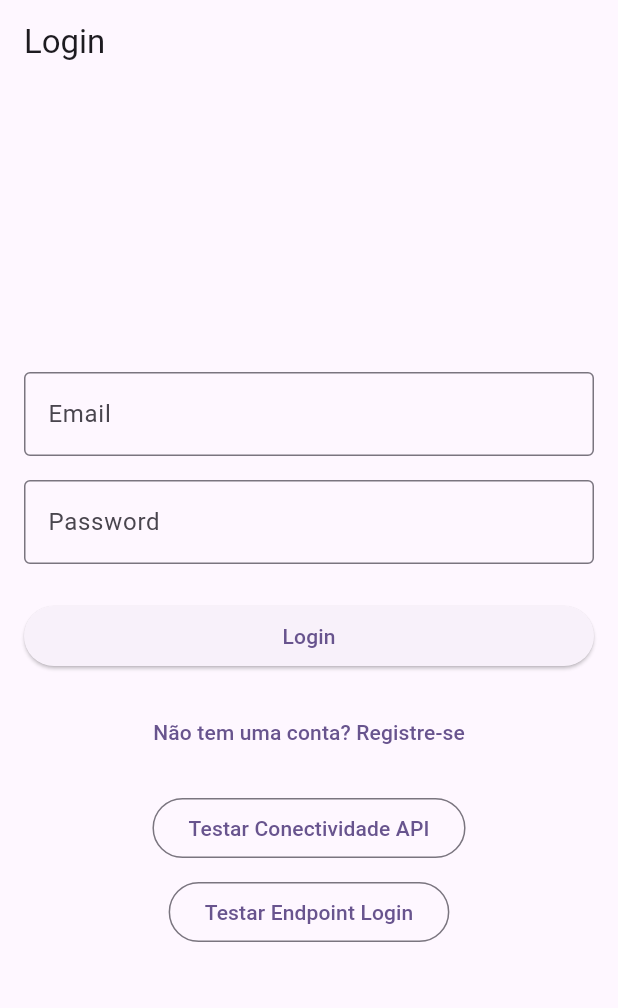
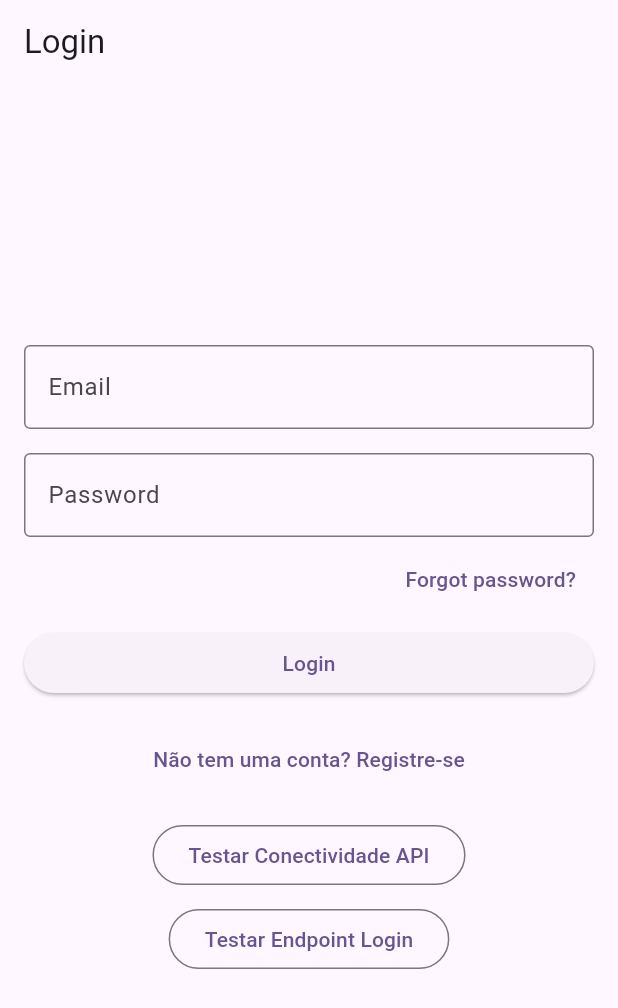
Before and after one commit to AbilioN/lets_jam_app, a Flutter app: the screen it shows after launch, on a phone screen of 412 x 824 dp. Shown: the top 1008 px of the screen. Run offline on Flutter 3.47's test engine with Material 3 defaults, Android fonts, the phone set to English and light mode, and no system bars; our stand-ins replace dartz, dio, equatable, flutter_bloc, get_it, injectable and 1 more; missing offline and left inert: pusher_channels_flutter.

Commit message:
starting password forgots and password reseting

```diff
--- a/lib/core/di/injection.dart
+++ b/lib/core/di/injection.dart
@@ -15,6 +15,7 @@ import '../../features/auth/domain/repositories/auth_repository.dart';
 import '../../features/auth/domain/usecases/login_usecase.dart';
 import '../../features/auth/domain/usecases/register_usecase.dart';
 import '../../features/auth/domain/usecases/verify_email_usecase.dart';
+import '../../features/auth/domain/usecases/forgot_password_usecase.dart';
 import '../../features/auth/presentation/bloc/auth_bloc.dart';
 
 import '../../features/chat/data/repositories/chats_repository_impl.dart';
@@ -84,6 +85,9 @@ Future<void> configureDependencies() async {
   getIt.registerLazySingleton<VerifyEmailUseCase>(
     () => VerifyEmailUseCase(getIt<AuthRepository>()),
   );
+  getIt.registerLazySingleton<ForgotPasswordUseCase>(
+    () => ForgotPasswordUseCase(getIt<AuthRepository>()),
+  );
 
   // Blocs
   getIt.registerLazySingleton<AuthBloc>(
@@ -91,6 +95,8 @@ Future<void> configureDependencies() async {
       loginUseCase: getIt<LoginUseCase>(),
       registerUseCase: getIt<RegisterUseCase>(),
       verifyEmailUseCase: getIt<VerifyEmailUseCase>(),
+      forgotPasswordUseCase: getIt<ForgotPasswordUseCase>(),
+      authRepository: getIt<AuthRepository>(),
     ),
   );
 
--- a/lib/core/routes/app_router.dart
+++ b/lib/core/routes/app_router.dart
@@ -5,6 +5,8 @@ import '../../features/home/presentation/pages/home_page.dart';
 import '../../features/splash/presentation/pages/splash_page.dart';
 import '../../features/chat/presentation/pages/chat_page.dart';
 import '../../features/chat/presentation/pages/chats_page.dart';
+import '../../features/auth/presentation/pages/forgot_password_page.dart';
+import '../../features/auth/presentation/pages/profile_page.dart';
 
 class AppRouter {
   static const String splash = '/';
@@ -13,6 +15,8 @@ class AppRouter {
   static const String home = '/home';
   static const String chat = '/chat';
   static const String chats = '/chats';
+  static const String forgotPassword = '/forgot-password';
+  static const String profile = '/profile';
 
   static Route<dynamic> generateRoute(RouteSettings settings) {
     switch (settings.name) {
@@ -49,6 +53,14 @@ class AppRouter {
       case chats:
         return MaterialPageRoute(
           builder: (_) => const ChatsPage(),
+        );
+      case forgotPassword:
+        return MaterialPageRoute(
+          builder: (_) => const ForgotPasswordPage(),
+        );
+      case profile:
+        return MaterialPageRoute(
+          builder: (_) => const ProfilePage(),
         );
       default:
         return MaterialPageRoute(
@@ -97,4 +109,12 @@ class AppRouter {
   static void navigateToChats(BuildContext context) {
     Navigator.of(context).pushNamed(chats);
   }
+
+  static void navigateToForgotPassword(BuildContext context) {
+    Navigator.of(context).pushNamed(forgotPassword);
+  }
+
+  static void navigateToProfile(BuildContext context) {
+    Navigator.of(context).pushNamed(profile);
+  }
 }
--- a/lib/features/auth/data/services/auth_api.dart
+++ b/lib/features/auth/data/services/auth_api.dart
@@ -92,4 +92,47 @@ class AuthApi {
   Future<void> logout() async {
     await _httpService.post('/auth/logout', {});
   }
+
+  Future<Map<String, dynamic>> forgotPassword(String email) async {
+    final response = await _httpService.post('/forgot-password', {'email': email});
+    return response as Map<String, dynamic>;
+  }
+
+  Future<Map<String, dynamic>> resetPassword({
+    required String token,
+    required String email,
+    required String password,
+    required String passwordConfirmation,
+  }) async {
+    final response = await _httpService.post('/reset-password', {
+      'token': token,
+      'email': email,
+      'password': password,
+      'password_confirmation': passwordConfirmation,
+    });
+    return response as Map<String, dynamic>;
+  }
+
+  Future<Map<String, dynamic>> getProfile() async {
+    final response = await _httpService.get('/user/me');
+    return response as Map<String, dynamic>;
+  }
+
+  Future<Map<String, dynamic>> updateProfile(String name) async {
+    final response = await _httpService.patch('/user/me', {'name': name});
+    return response as Map<String, dynamic>;
+  }
+
+  Future<Map<String, dynamic>> changePassword({
+    required String currentPassword,
+    required String newPassword,
+    required String newPasswordConfirmation,
+  }) async {
+    final response = await _httpService.patch('/user/password', {
+      'current_password': currentPassword,
+      'password': newPassword,
+      'password_confirmation': newPasswordConfirmation,
+    });
+    return response as Map<String, dynamic>;
+  }
 }
--- a/lib/features/auth/domain/repositories/auth_repository.dart
+++ b/lib/features/auth/domain/repositories/auth_repository.dart
@@ -8,4 +8,8 @@ abstract class AuthRepository {
   Future<Either<Failure, Map<String, String>>> verifyEmail(String email, String code);
   Future<Either<Failure, void>> logout();
   Future<Either<Failure, User?>> getCurrentUser();
+  Future<Either<Failure, String>> forgotPassword(String email);
+  Future<Either<Failure, User>> getProfile();
+  Future<Either<Failure, User>> updateProfile(String name);
+  Future<Either<Failure, void>> changePassword(String currentPassword, String newPassword, String confirmation);
 }
--- /dev/null
+++ b/lib/features/auth/domain/usecases/forgot_password_usecase.dart
@@ -0,0 +1,25 @@
+import 'package:dartz/dartz.dart';
+import 'package:equatable/equatable.dart';
+import '../../../../core/error/failures.dart';
+import '../../../../core/usecases/usecase.dart';
+import '../repositories/auth_repository.dart';
+
+class ForgotPasswordUseCase implements UseCase<String, ForgotPasswordParams> {
+  final AuthRepository repository;
+
+  ForgotPasswordUseCase(this.repository);
+
+  @override
+  Future<Either<Failure, String>> call(ForgotPasswordParams params) async {
+    return await repository.forgotPassword(params.email);
+  }
+}
+
+class ForgotPasswordParams extends Equatable {
+  final String email;
+
+  const ForgotPasswordParams({required this.email});
+
+  @override
+  List<Object> get props => [email];
+}
--- a/lib/features/auth/presentation/bloc/auth_event.dart
+++ b/lib/features/auth/presentation/bloc/auth_event.dart
@@ -51,3 +51,38 @@ class VerifyEmailRequested extends AuthEvent {
 }
 
 class LogoutRequested extends AuthEvent {}
+
+class ForgotPasswordRequested extends AuthEvent {
+  final String email;
+
+  const ForgotPasswordRequested({required this.email});
+
+  @override
+  List<Object> get props => [email];
+}
+
+class UpdateProfileRequested extends AuthEvent {
+  final String name;
+
+  const UpdateProfileRequested({required this.name});
+
+  @override
+  List<Object> get props => [name];
+}
+
+class ChangePasswordRequested extends AuthEvent {
+  final String currentPassword;
+  final String newPassword;
+  final String confirmation;
+
+  const ChangePasswordRequested({
+    required this.currentPassword,
+    required this.newPassword,
+    required this.confirmation,
+  });
+
+  @override
+  List<Object> get props => [currentPassword, newPassword, confirmation];
+}
+
+class LoadProfileRequested extends AuthEvent {}
--- a/lib/features/auth/presentation/bloc/auth_state.dart
+++ b/lib/features/auth/presentation/bloc/auth_state.dart
@@ -56,3 +56,41 @@ class AuthError extends AuthState {
 }
 
 class AuthUnauthenticated extends AuthState {}
+
+class PasswordResetEmailSent extends AuthState {
+  final String message;
+
+  const PasswordResetEmailSent({required this.message});
+
+  @override
+  List<Object> get props => [message];
+}
+
+class ProfileLoaded extends AuthState {
+  final User user;
+
+  const ProfileLoaded(this.user);
+
+  @override
+  List<Object> get props => [user];
+}
+
+class ProfileUpdated extends AuthState {
+  final User user;
+
+  const ProfileUpdated(this.user);
+
+  @override
+  List<Object> get props => [user];
+}
+
+class PasswordChanged extends AuthState {}
+
+class AuthSuccess extends AuthState {
+  final String message;
+
+  const AuthSuccess({required this.message});
+
+  @override
+  List<Object> get props => [message];
+}
--- a/lib/features/auth/presentation/widgets/login_form.dart
+++ b/lib/features/auth/presentation/widgets/login_form.dart
@@ -72,7 +72,15 @@ class _LoginFormState extends State<LoginForm> {
                   return null;
                 },
               ),
-              const SizedBox(height: 24),
+              const SizedBox(height: 4),
+              Align(
+                alignment: Alignment.centerRight,
+                child: TextButton(
+                  onPressed: () => AppRouter.navigateToForgotPassword(context),
+                  child: const Text('Forgot password?'),
+                ),
+              ),
+              const SizedBox(height: 8),
               BlocBuilder<AuthBloc, AuthState>(
                 builder: (context, state) {
                   return SizedBox(
--- a/lib/features/home/presentation/pages/home_page.dart
+++ b/lib/features/home/presentation/pages/home_page.dart
@@ -14,6 +14,11 @@ class HomePage extends StatelessWidget {
         backgroundColor: Theme.of(context).primaryColor,
         foregroundColor: Colors.white,
         actions: [
+          IconButton(
+            icon: const Icon(Icons.person_outline),
+            onPressed: () => AppRouter.navigateToProfile(context),
+            tooltip: 'Profile',
+          ),
           IconButton(
             icon: const Icon(Icons.logout),
             onPressed: () => _logout(context),
```
Also changed, not shown: lib/core/services/http_service.dart (+11 -0 lines), lib/features/auth/data/datasources/auth_remote_data_source.dart (+36 -0 lines), lib/features/auth/data/models/user_model.dart (+11 -0 lines), lib/features/auth/data/repositories/auth_repository_impl.dart (+65 -0 lines), lib/features/auth/presentation/bloc/auth_bloc.dart (+62 -0 lines), lib/features/auth/presentation/pages/forgot_password_page.dart (added, +126 -0 lines), lib/features/auth/presentation/pages/profile_page.dart (added, +215 -0 lines).
